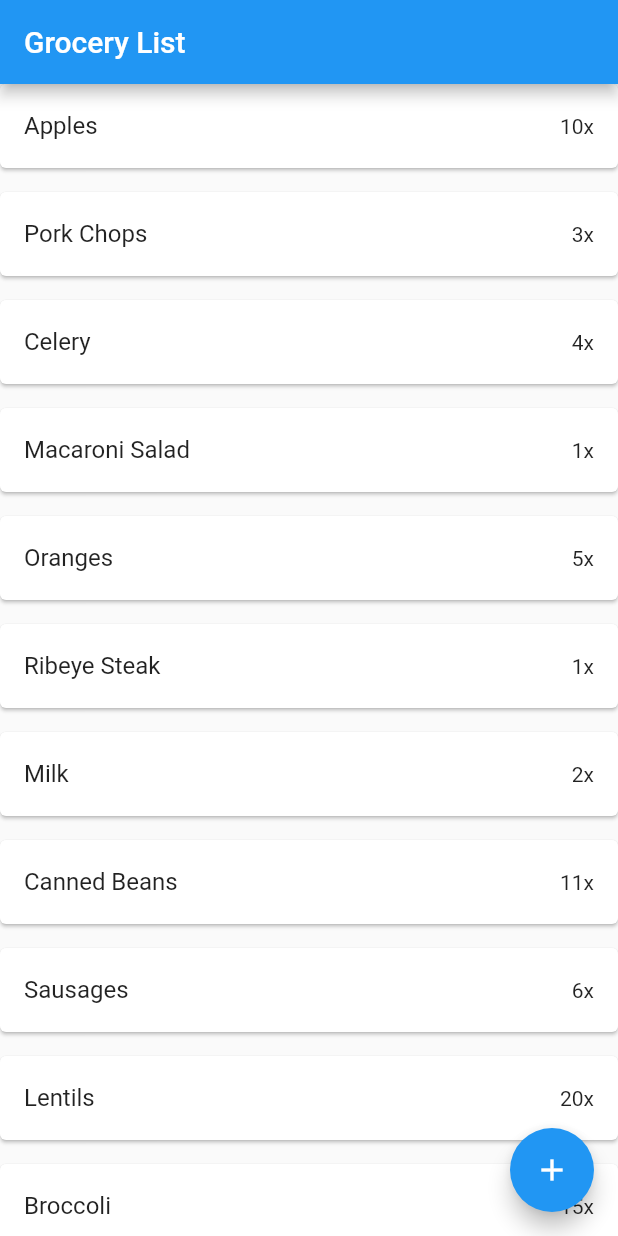
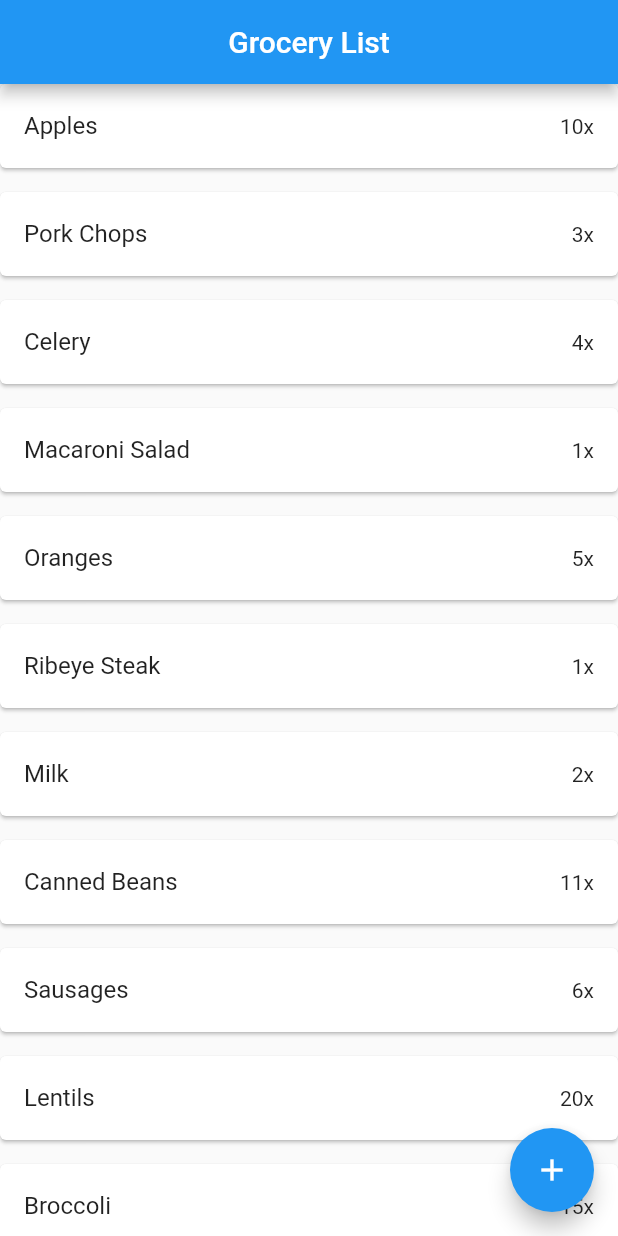
Before and after one commit to Digital-Vault/GroceryApp, a Flutter app: the screen it shows after launch, on a phone screen of 412 x 824 dp. Run offline on Flutter 3.47's test engine with Material 2 defaults, Android fonts, the phone set to English and light mode, and no system bars; our stand-ins replace datetime_picker_formfield, rxdart.

Commit message:
Fix back button in the main page
Fix a problem when navigation would not work as expected in the main.

```diff
--- a/lib/main.dart
+++ b/lib/main.dart
@@ -27,13 +27,16 @@ class MyApp extends StatelessWidget {
   @override
   Widget build(BuildContext context) {
     final itemBloc = ItemProvider.of(context);
-
-    return Scaffold(
+    return WillPopScope(
+        onWillPop: () async => false,
+      child:Scaffold(
         appBar: AppBar(
+          centerTitle: true,
           title: Text(
             "Grocery List",
             style: TextStyle(color: Colors.white),
           ),
+          leading: Container(),
         ),
         body: Container(
           child: Center(
@@ -60,6 +63,8 @@ class MyApp extends StatelessWidget {
           child: Icon(Icons.add),
           backgroundColor: Colors.blue,
         ),
+      )
     );
+
   }
 }
```
Lines whose indentation alone changed are shown as unchanged.
